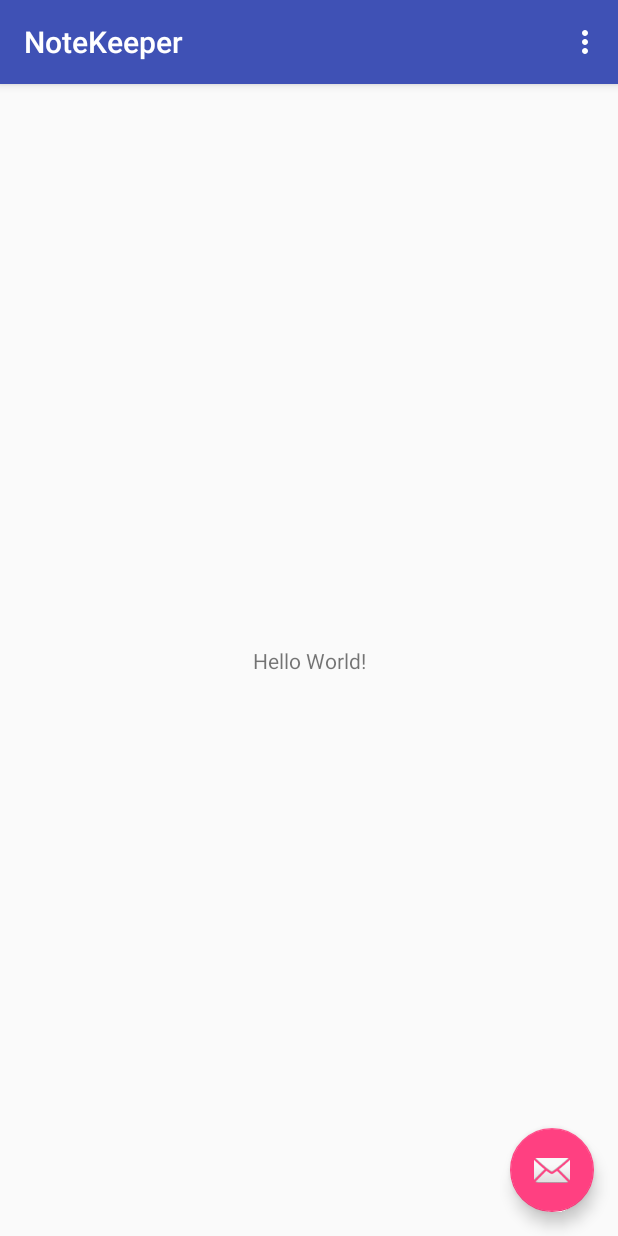
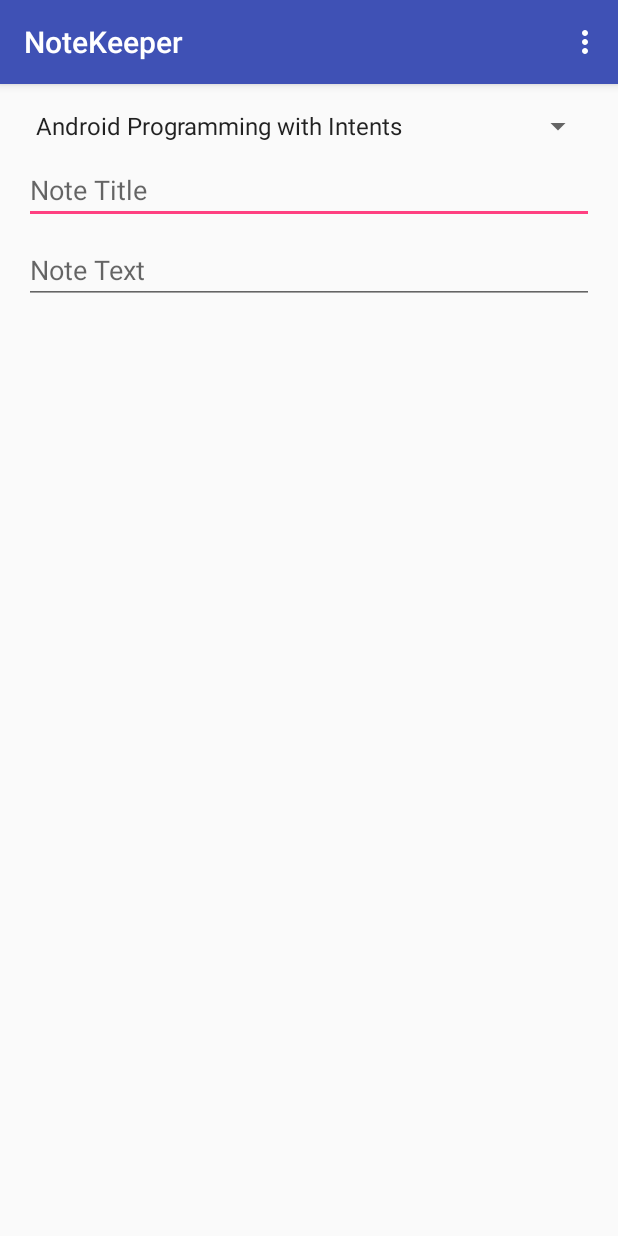
Before and after one commit to nripoli4810/ps-demos, an Android app: the screen it shows after launch (NoteActivity), on a phone screen of 412 x 824 dp. Run offline under Robolectric (Android 15) with nearby library versions, the phone set to English and light mode, and no system bars.

Commit message:
Review: Activity Layouts, Spinner, DataAdapter

```diff
--- /dev/null
+++ b/app/src/main/java/com/nripoli/ps/notekeeper/CourseInfo.java
@@ -0,0 +1,79 @@
+package com.nripoli.ps.notekeeper;
+
+import android.database.Cursor;
+import android.os.Parcel;
+import android.os.Parcelable;
+
+import java.util.ArrayList;
+import java.util.List;
+/**
+ * Created by Jim.
+ */
+
+public final class CourseInfo {
+    private final String mCourseId;
+    private final String mTitle;
+    private final List<ModuleInfo> mModules;
+
+    public CourseInfo(String courseId, String title, List<ModuleInfo> modules) {
+        mCourseId = courseId;
+        mTitle = title;
+        mModules = modules;
+    }
+
+    public String getCourseId() {
+        return mCourseId;
+    }
+
+    public String getTitle() {
+        return mTitle;
+    }
+
+    public List<ModuleInfo> getModules() {
+        return mModules;
+    }
+
+    public boolean[] getModulesCompletionStatus() {
+        boolean[] status = new boolean[mModules.size()];
+
+        for(int i=0; i < mModules.size(); i++)
+            status[i] = mModules.get(i).isComplete();
+
+        return status;
+    }
+
+    public void setModulesCompletionStatus(boolean[] status) {
+        for(int i=0; i < mModules.size(); i++)
+            mModules.get(i).setComplete(status[i]);
+    }
+
+    public ModuleInfo getModule(String moduleId) {
+        for(ModuleInfo moduleInfo: mModules) {
+            if(moduleId.equals(moduleInfo.getModuleId()))
+                return moduleInfo;
+        }
+        return null;
+    }
+
+    @Override
+    public String toString() {
+        return mTitle;
+    }
+
+    @Override
+    public boolean equals(Object o) {
+        if (this == o) return true;
+        if (o == null || getClass() != o.getClass()) return false;
+
+        CourseInfo that = (CourseInfo) o;
+
+        return mCourseId.equals(that.mCourseId);
+
+    }
+
+    @Override
+    public int hashCode() {
+        return mCourseId.hashCode();
+    }
+
+}
--- /dev/null
+++ b/app/src/main/java/com/nripoli/ps/notekeeper/DataManager.java
@@ -0,0 +1,198 @@
+package com.nripoli.ps.notekeeper;
+
+import java.util.ArrayList;
+import java.util.List;
+
+/**
+ * Created by Jim.
+ */
+
+public class DataManager {
+    private static DataManager ourInstance = null;
+
+    private List<CourseInfo> mCourses = new ArrayList<>();
+    private List<NoteInfo> mNotes = new ArrayList<>();
+
+    public static DataManager getInstance() {
+        if(ourInstance == null) {
+            ourInstance = new DataManager();
+            ourInstance.initializeCourses();
+            ourInstance.initializeExampleNotes();
+        }
+        return ourInstance;
+    }
+
+    public String getCurrentUserName() {
+        return "Jim Wilson";
+    }
+
+    public String getCurrentUserEmail() {
+        return "jimw@jwhh.com";
+    }
+
+    public List<NoteInfo> getNotes() {
+        return mNotes;
+    }
+
+    public int createNewNote() {
+        NoteInfo note = new NoteInfo(null, null, null);
+        mNotes.add(note);
+        return mNotes.size() - 1;
+    }
+
+    public int findNote(NoteInfo note) {
+        for(int index = 0; index < mNotes.size(); index++) {
+            if(note.equals(mNotes.get(index)))
+                return index;
+        }
+
+        return -1;
+    }
+
+    public void removeNote(int index) {
+        mNotes.remove(index);
+    }
+
+    public List<CourseInfo> getCourses() {
+        return mCourses;
+    }
+
+    public CourseInfo getCourse(String id) {
+        for (CourseInfo course : mCourses) {
+            if (id.equals(course.getCourseId()))
+                return course;
+        }
+        return null;
+    }
+
+    public List<NoteInfo> getNotes(CourseInfo course) {
+        ArrayList<NoteInfo> notes = new ArrayList<>();
+        for(NoteInfo note:mNotes) {
+            if(course.equals(note.getCourse()))
+                notes.add(note);
+        }
+        return notes;
+    }
+
+    public int getNoteCount(CourseInfo course) {
+        int count = 0;
+        for(NoteInfo note:mNotes) {
+            if(course.equals(note.getCourse()))
+                count++;
+        }
+        return count;
+    }
+
+    private DataManager() {
+    }
+
+    //region Initialization code
+
+    private void initializeCourses() {
+        mCourses.add(initializeCourse1());
+        mCourses.add(initializeCourse2());
+        mCourses.add(initializeCourse3());
+        mCourses.add(initializeCourse4());
+    }
+
+    public void initializeExampleNotes() {
+        final DataManager dm = getInstance();
+
+        CourseInfo course = dm.getCourse("android_intents");
+        course.getModule("android_intents_m01").setComplete(true);
+        course.getModule("android_intents_m02").setComplete(true);
+        course.getModule("android_intents_m03").setComplete(true);
+        mNotes.add(new NoteInfo(course, "Dynamic intent resolution",
+                "Wow, intents allow components to be resolved at runtime"));
+        mNotes.add(new NoteInfo(course, "Delegating intents",
+                "PendingIntents are powerful; they delegate much more than just a component invocation"));
+
+        course = dm.getCourse("android_async");
+        course.getModule("android_async_m01").setComplete(true);
+        course.getModule("android_async_m02").setComplete(true);
+        mNotes.add(new NoteInfo(course, "Service default threads",
+                "Did you know that by default an Android Service will tie up the UI thread?"));
+        mNotes.add(new NoteInfo(course, "Long running operations",
+                "Foreground Services can be tied to a notification icon"));
+
+        course = dm.getCourse("java_lang");
+        course.getModule("java_lang_m01").setComplete(true);
+        course.getModule("java_lang_m02").setComplete(true);
+        course.getModule("java_lang_m03").setComplete(true);
+        course.getModule("java_lang_m04").setComplete(true);
+        course.getModule("java_lang_m05").setComplete(true);
+        course.getModule("java_lang_m06").setComplete(true);
+        course.getModule("java_lang_m07").setComplete(true);
+        mNotes.add(new NoteInfo(course, "Parameters",
+                "Leverage variable-length parameter lists"));
+        mNotes.add(new NoteInfo(course, "Anonymous classes",
+                "Anonymous classes simplify implementing one-use types"));
+
+        course = dm.getCourse("java_core");
+        course.getModule("java_core_m01").setComplete(true);
+        course.getModule("java_core_m02").setComplete(true);
+        course.getModule("java_core_m03").setComplete(true);
+        mNotes.add(new NoteInfo(course, "Compiler options",
+                "The -jar option isn't compatible with with the -cp option"));
+        mNotes.add(new NoteInfo(course, "Serialization",
+                "Remember to include SerialVersionUID to assure version compatibility"));
+    }
+
+    private CourseInfo initializeCourse1() {
+        List<ModuleInfo> modules = new ArrayList<>();
+        modules.add(new ModuleInfo("android_intents_m01", "Android Late Binding and Intents"));
+        modules.add(new ModuleInfo("android_intents_m02", "Component activation with intents"));
+        modules.add(new ModuleInfo("android_intents_m03", "Delegation and Callbacks through PendingIntents"));
+        modules.add(new ModuleInfo("android_intents_m04", "IntentFilter data tests"));
+        modules.add(new ModuleInfo("android_intents_m05", "Working with Platform Features Through Intents"));
+
+        return new CourseInfo("android_intents", "Android Programming with Intents", modules);
+    }
+
+    private CourseInfo initializeCourse2() {
+        List<ModuleInfo> modules = new ArrayList<>();
+        modules.add(new ModuleInfo("android_async_m01", "Challenges to a responsive user experience"));
+        modules.add(new ModuleInfo("android_async_m02", "Implementing long-running operations as a service"));
+        modules.add(new ModuleInfo("android_async_m03", "Service lifecycle management"));
+        modules.add(new ModuleInfo("android_async_m04", "Interacting with services"));
+
+        return new CourseInfo("android_async", "Android Async Programming and Services", modules);
+    }
+
+    private CourseInfo initializeCourse3() {
+        List<ModuleInfo> modules = new ArrayList<>();
+        modules.add(new ModuleInfo("java_lang_m01", "Introduction and Setting up Your Environment"));
+        modules.add(new ModuleInfo("java_lang_m02", "Creating a Simple App"));
+        modules.add(new ModuleInfo("java_lang_m03", "Variables, Data Types, and Math Operators"));
+        modules.add(new ModuleInfo("java_lang_m04", "Conditional Logic, Looping, and Arrays"));
+        modules.add(new ModuleInfo("java_lang_m05", "Representing Complex Types with Classes"));
+        modules.add(new ModuleInfo("java_lang_m06", "Class Initializers and Constructors"));
+        modules.add(new ModuleInfo("java_lang_m07", "A Closer Look at Parameters"));
+        modules.add(new ModuleInfo("java_lang_m08", "Class Inheritance"));
+        modules.add(new ModuleInfo("java_lang_m09", "More About Data Types"));
+        modules.add(new ModuleInfo("java_lang_m10", "Exceptions and Error Handling"));
+        modules.add(new ModuleInfo("java_lang_m11", "Working with Packages"));
+        modules.add(new ModuleInfo("java_lang_m12", "Creating Abstract Relationships with Interfaces"));
+        modules.add(new ModuleInfo("java_lang_m13", "Static Members, Nested Types, and Anonymous Classes"));
+
+        return new CourseInfo("java_lang", "Java Fundamentals: The Java Language", modules);
+    }
+
+    private CourseInfo initializeCourse4() {
+        List<ModuleInfo> modules = new ArrayList<>();
+        modules.add(new ModuleInfo("java_core_m01", "Introduction"));
+        modules.add(new ModuleInfo("java_core_m02", "Input and Output with Streams and Files"));
+        modules.add(new ModuleInfo("java_core_m03", "String Formatting and Regular Expressions"));
+        modules.add(new ModuleInfo("java_core_m04", "Working with Collections"));
+        modules.add(new ModuleInfo("java_core_m05", "Controlling App Execution and Environment"));
+        modules.add(new ModuleInfo("java_core_m06", "Capturing Application Activity with the Java Log System"));
+        modules.add(new ModuleInfo("java_core_m07", "Multithreading and Concurrency"));
+        modules.add(new ModuleInfo("java_core_m08", "Runtime Type Information and Reflection"));
+        modules.add(new ModuleInfo("java_core_m09", "Adding Type Metadata with Annotations"));
+        modules.add(new ModuleInfo("java_core_m10", "Persisting Objects with Serialization"));
+
+        return new CourseInfo("java_core", "Java Fundamentals: The Core Platform", modules);
+    }
+    //endregion
+
+}
--- /dev/null
+++ b/app/src/main/java/com/nripoli/ps/notekeeper/ModuleInfo.java
@@ -0,0 +1,61 @@
+package com.nripoli.ps.notekeeper;
+
+import android.os.Parcel;
+import android.os.Parcelable;
+
+/**
+ * Created by Jim.
+ */
+
+public final class ModuleInfo {
+    private final String mModuleId;
+    private final String mTitle;
+    private boolean mIsComplete = false;
+
+    public ModuleInfo(String moduleId, String title) {
+        this(moduleId, title, false);
+    }
+
+    public ModuleInfo(String moduleId, String title, boolean isComplete) {
+        mModuleId = moduleId;
+        mTitle = title;
+        mIsComplete = isComplete;
+    }
+
+    public String getModuleId() {
+        return mModuleId;
+    }
+
+    public String getTitle() {
+        return mTitle;
+    }
+
+    public boolean isComplete() {
+        return mIsComplete;
+    }
+
+    public void setComplete(boolean complete) {
+        mIsComplete = complete;
+    }
+
+    @Override
+    public String toString() {
+        return mTitle;
+    }
+
+    @Override
+    public boolean equals(Object o) {
+        if (this == o) return true;
+        if (o == null || getClass() != o.getClass()) return false;
+
+        ModuleInfo that = (ModuleInfo) o;
+
+        return mModuleId.equals(that.mModuleId);
+    }
+
+    @Override
+    public int hashCode() {
+        return mModuleId.hashCode();
+    }
+
+}
--- a/app/src/main/java/com/nripoli/ps/notekeeper/NoteActivity.java
+++ b/app/src/main/java/com/nripoli/ps/notekeeper/NoteActivity.java
@@ -8,6 +8,10 @@ import android.support.v7.widget.Toolbar;
 import android.view.View;
 import android.view.Menu;
 import android.view.MenuItem;
+import android.widget.ArrayAdapter;
+import android.widget.Spinner;
+
+import java.util.List;
 
 public class NoteActivity extends AppCompatActivity
 {
@@ -19,15 +23,13 @@ public class NoteActivity extends AppCompatActivity
         Toolbar toolbar = (Toolbar)findViewById(R.id.toolbar);
         setSupportActionBar(toolbar);
 
-        FloatingActionButton fab = (FloatingActionButton)findViewById(R.id.fab);
-        fab.setOnClickListener(new View.OnClickListener()
-        {
-            @Override
-            public void onClick(View view)
-            {
-                Snackbar.make(view, "Replace with your own action", Snackbar.LENGTH_LONG).setAction("Action", null).show();
-            }
-        });
+        Spinner courseSpinner = findViewById(R.id.spinner_courses);
+
+        List<CourseInfo> courses = DataManager.getInstance().getCourses();
+        ArrayAdapter<CourseInfo> adapterCourses = new ArrayAdapter<>(this, android.R.layout.simple_spinner_item, courses);
+
+        adapterCourses.setDropDownViewResource(android.R.layout.simple_spinner_dropdown_item);
+        courseSpinner.setAdapter(adapterCourses);
     }
 
     @Override
--- /dev/null
+++ b/app/src/main/java/com/nripoli/ps/notekeeper/NoteInfo.java
@@ -0,0 +1,69 @@
+package com.nripoli.ps.notekeeper;
+
+import android.os.Parcel;
+import android.os.Parcelable;
+
+/**
+ * Created by Jim.
+ */
+
+public final class NoteInfo {
+    private CourseInfo mCourse;
+    private String mTitle;
+    private String mText;
+
+    public NoteInfo(CourseInfo course, String title, String text) {
+        mCourse = course;
+        mTitle = title;
+        mText = text;
+    }
+
+    public CourseInfo getCourse() {
+        return mCourse;
+    }
+
+    public void setCourse(CourseInfo course) {
+        mCourse = course;
+    }
+
+    public String getTitle() {
+        return mTitle;
+    }
+
+    public void setTitle(String title) {
+        mTitle = title;
+    }
+
+    public String getText() {
+        return mText;
+    }
+
+    public void setText(String text) {
+        mText = text;
+    }
+
+    private String getCompareKey() {
+        return mCourse.getCourseId() + "|" + mTitle + "|" + mText;
+    }
+
+    @Override
+    public boolean equals(Object o) {
+        if (this == o) return true;
+        if (o == null || getClass() != o.getClass()) return false;
+
+        NoteInfo that = (NoteInfo) o;
+
+        return getCompareKey().equals(that.getCompareKey());
+    }
+
+    @Override
+    public int hashCode() {
+        return getCompareKey().hashCode();
+    }
+
+    @Override
+    public String toString() {
+        return getCompareKey();
+    }
+
+}
--- a/app/src/main/res/layout/activity_note.xml
+++ b/app/src/main/res/layout/activity_note.xml
@@ -22,12 +22,4 @@
 
     <include layout="@layout/content_note"/>
 
-    <android.support.design.widget.FloatingActionButton
-        android:id="@+id/fab"
-        android:layout_width="wrap_content"
-        android:layout_height="wrap_content"
-        android:layout_gravity="bottom|end"
-        android:layout_margin="@dimen/fab_margin"
-        app:srcCompat="@android:drawable/ic_dialog_email"/>
-
 </android.support.design.widget.CoordinatorLayout>
--- a/app/src/main/res/layout/content_note.xml
+++ b/app/src/main/res/layout/content_note.xml
@@ -8,13 +8,38 @@
                                              tools:context=".NoteActivity"
                                              tools:showIn="@layout/activity_note">
 
-    <TextView
-        android:layout_width="wrap_content"
+    <Spinner
+        android:id="@+id/spinner_courses"
+        android:layout_width="0dp"
         android:layout_height="wrap_content"
-        android:text="Hello World!"
-        app:layout_constraintBottom_toBottomOf="parent"
-        app:layout_constraintLeft_toLeftOf="parent"
-        app:layout_constraintRight_toRightOf="parent"
+        android:layout_marginEnd="16dp"
+        android:layout_marginStart="16dp"
+        android:layout_marginTop="16dp"
+        app:layout_constraintEnd_toEndOf="parent"
+        app:layout_constraintStart_toStartOf="parent"
         app:layout_constraintTop_toTopOf="parent"/>
 
+    <EditText
+        android:id="@+id/text_note_title"
+        android:layout_width="0dp"
+        android:layout_height="wrap_content"
+        android:layout_marginTop="8dp"
+        android:ems="10"
+        android:hint="Note Title"
+        android:inputType="textPersonName"
+        app:layout_constraintEnd_toEndOf="@+id/spinner_courses"
+        app:layout_constraintStart_toStartOf="@+id/spinner_courses"
+        app:layout_constraintTop_toBottomOf="@+id/spinner_courses"/>
+
+    <EditText
+        android:id="@+id/text_note_text"
+        android:layout_width="0dp"
+        android:layout_height="wrap_content"
+        android:layout_marginTop="8dp"
+        android:ems="10"
+        android:hint="Note Text"
+        android:inputType="textMultiLine"
+        app:layout_constraintEnd_toEndOf="@+id/text_note_title"
+        app:layout_constraintStart_toStartOf="@+id/text_note_title"
+        app:layout_constraintTop_toBottomOf="@+id/text_note_title"/>
 </android.support.constraint.ConstraintLayout>
```
